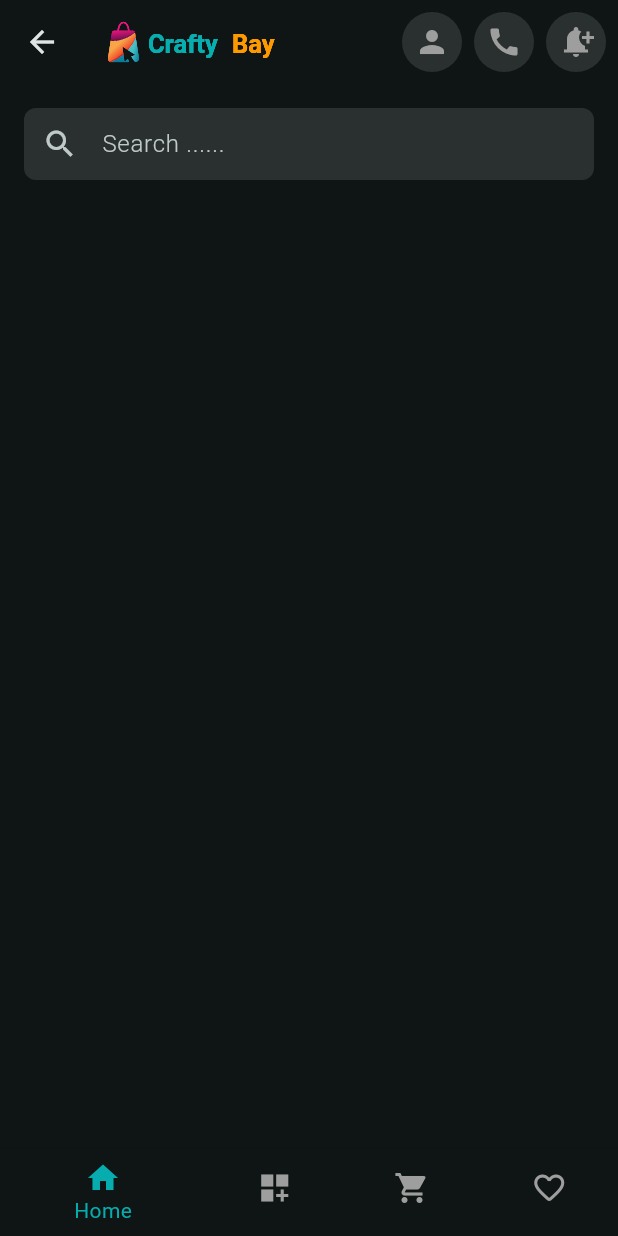
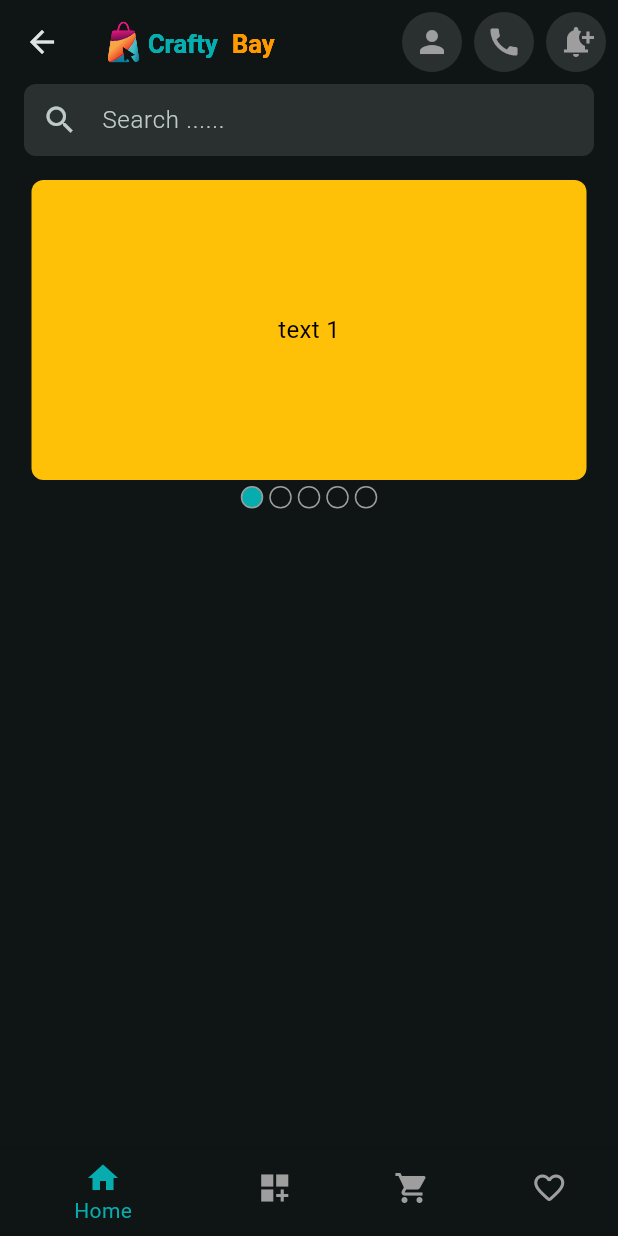
Before and after one commit to tanvirkhan00/craftyBay_ecommerce_project, a Flutter app: the screen it shows after launch, on a phone screen of 412 x 824 dp. Run offline on Flutter 3.47's test engine with Material 3 defaults, Android fonts, the phone set to English and light mode, and no system bars; drawn by our look-alikes of carousel_slider; our stand-ins replace firebase_core, firebase_crashlytics, flutter_svg, shared_preferences; accounts and stored records are empty; generated files the repository leaves out were written again.

Commit message:
add carousel ui

```diff
--- a/lib/features/home/presentation/screens/home_screen.dart
+++ b/lib/features/home/presentation/screens/home_screen.dart
@@ -1,4 +1,5 @@
 import 'package:ecommerce_project/App/asset_paths.dart';
+import 'package:ecommerce_project/features/home/presentation/widgets/carousel_slider.dart';
 import 'package:flutter/material.dart';
 import 'package:flutter_svg/flutter_svg.dart';
 
@@ -21,9 +22,10 @@ class _HomeScreenState extends State<HomeScreen> {
           child: Padding(
             padding: const EdgeInsets.symmetric(horizontal: 16),
             child: Column(
+              spacing: 16,
               children: [
-                const SizedBox(height: 16,),
-                product_search_field()
+                product_search_field(),
+                homeCarouselSlider()
               ],
             ),
           )
--- a/lib/features/home/presentation/widgets/carousel_slider.dart
+++ b/lib/features/home/presentation/widgets/carousel_slider.dart
@@ -1,18 +1,30 @@
-import 'package:carousel_slider/carousel_options.dart';
+import 'package:carousel_slider/carousel_slider.dart';
+import 'package:ecommerce_project/App/app_colors.dart';
 import 'package:flutter/material.dart';
 
-class CarouselSlider extends StatefulWidget {
-  const CarouselSlider({super.key, required options, required List<Builder> items});
+class homeCarouselSlider extends StatefulWidget {
+  const homeCarouselSlider({super.key});
 
   @override
-  State<CarouselSlider> createState() => _CarouselSliderState();
+  State<homeCarouselSlider> createState() => _homeCarouselSliderState();
 }
 
-class _CarouselSliderState extends State<CarouselSlider> {
+final ValueNotifier<int> _selectedIndex = ValueNotifier(0);
+
+class _homeCarouselSliderState extends State<homeCarouselSlider> {
   @override
   Widget build(BuildContext context) {
-    return CarouselSlider(
-      options: CarouselOptions(height: 400.0),
+    return Column(
+      children: [
+        CarouselSlider(
+          options: CarouselOptions(
+              height: 200.0,
+            viewportFraction: 1,
+            onPageChanged: (index, reason) {
+                _selectedIndex.value = index;
+            },
+            autoPlay: true
+          ),
           items: [1,2,3,4,5].map((i) {
             return Builder(
               builder: (BuildContext context) {
@@ -20,13 +32,39 @@ class _CarouselSliderState extends State<CarouselSlider> {
                     width: MediaQuery.of(context).size.width,
                     margin: EdgeInsets.symmetric(horizontal: 5.0),
                     decoration: BoxDecoration(
-                    color: Colors.amber
+                        color: Colors.amber,
+                      borderRadius: BorderRadius.circular(8)
                     ),
-                child: Text('text $i', style: TextStyle(fontSize: 16.0),)
+                    alignment: Alignment.center,
+                    child: Text('text $i', style: TextStyle(fontSize: 16.0, color: Colors.black),)
                 );
               },
             );
           }).toList(),
+        ),
+       const SizedBox(height: 4,),
+       ValueListenableBuilder(
+         valueListenable: _selectedIndex,
+         builder: (context, selectedIndex, _) {
+           return Row(
+             spacing: 4,
+             mainAxisAlignment: MainAxisAlignment.center,
+             children: [
+               for(int i=0; i<5; i++ )
+                 Container(
+                   height: 15,
+                   width: 15,
+                   decoration: BoxDecoration(
+                       borderRadius: BorderRadius.circular(15),
+                       color: i == selectedIndex ? AppColors.themeColor : null,
+                       border: Border.all(color: Colors.grey)
+                   ),
+                 )
+             ],
+           );
+         }
+       )
+      ],
     );
   }
 }
```
Lines whose indentation alone changed are shown as unchanged.
